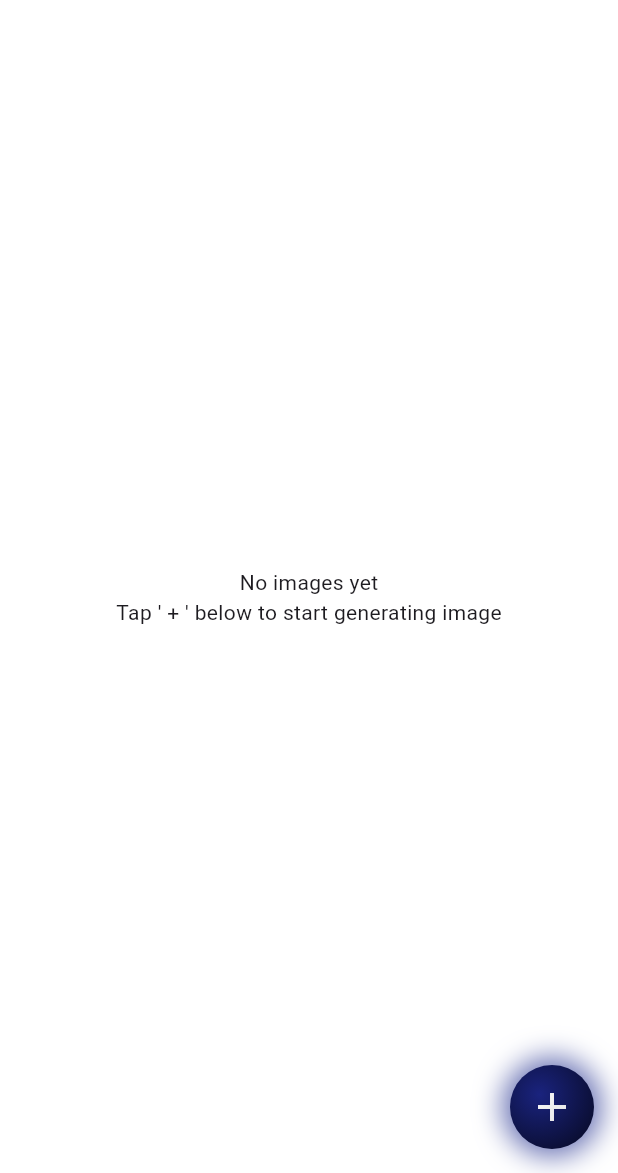
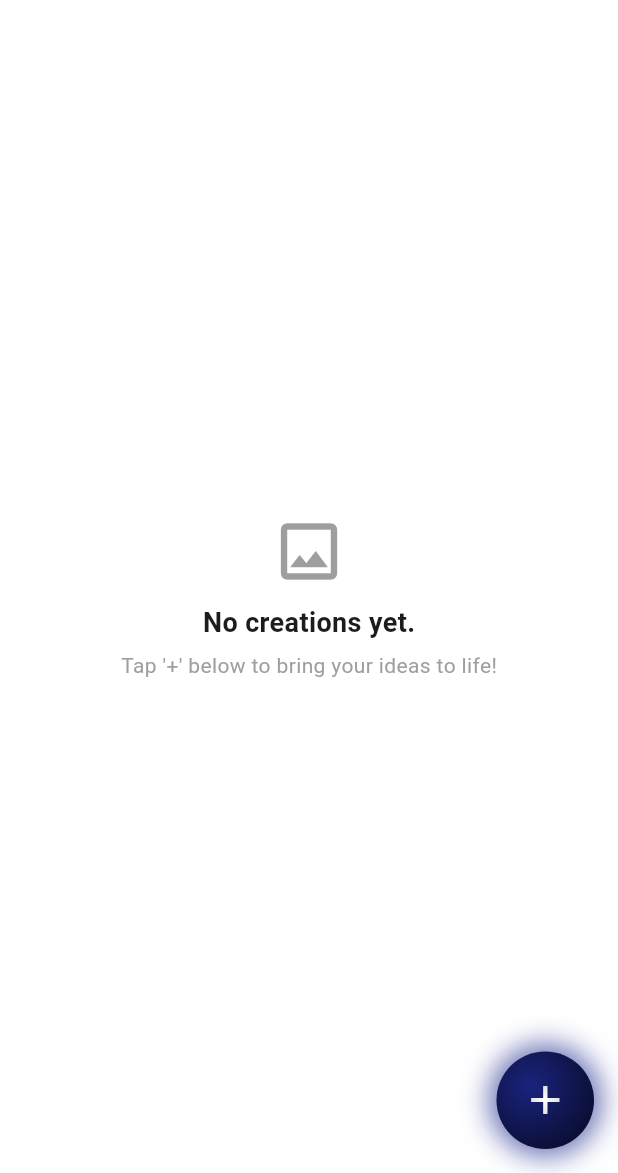
Before and after one commit to emnggprw/inkspire, a Flutter app: the screen it shows after launch, on a phone screen of 412 x 824 dp, the part 63-1236 px from its top. Run offline on Flutter 3.47's test engine with Material 3 defaults, Android fonts, the phone set to English and light mode, and no system bars.

Commit message:
Improved home screen UI with inkwell, new empty state, and new design for prompt list UI

```diff
--- a/lib/screens/home_screen.dart
+++ b/lib/screens/home_screen.dart
@@ -9,7 +9,7 @@ class HomeScreen extends StatefulWidget {
   State<HomeScreen> createState() => _HomeScreenState();
 }
 
-class _HomeScreenState extends State<HomeScreen> {
+class _HomeScreenState extends State<HomeScreen> with SingleTickerProviderStateMixin {
   List<Chat> chats = [];
 
   // Function to handle new chat additions
@@ -28,8 +28,11 @@ class _HomeScreenState extends State<HomeScreen> {
         child: Column(
           mainAxisAlignment: MainAxisAlignment.center,
           children: [
-                const Center(child: Text('No images yet')),
-                const Center(child: Text("Tap ' + ' below to start generating image")),
+            const Icon(Icons.image_outlined, size: 50, color: Colors.grey),
+            const SizedBox(height: 10),
+            const Text('No creations yet.', style: TextStyle(fontSize: 18, fontWeight: FontWeight.w600)),
+            const SizedBox(height: 5),
+            const Text("Tap '+' below to bring your ideas to life!", style: TextStyle(color: Colors.grey)),
           ],
         ),
       )
@@ -37,16 +40,46 @@ class _HomeScreenState extends State<HomeScreen> {
         itemCount: chats.length,
         itemBuilder: (context, index) {
           final chat = chats[index];
-          return ListTile(
-            title: Text(chat.title),
-            subtitle: Text(chat.prompt, maxLines: 1, overflow: TextOverflow.ellipsis),
+          return Padding(
+            padding: const EdgeInsets.symmetric(horizontal: 8.0, vertical: 4.0),
+            child: Card(
+              elevation: 5,
+              shape: RoundedRectangleBorder(borderRadius: BorderRadius.circular(12)),
+              color: Colors.black.withOpacity(0.8), // Dark ink feel
+              child: ListTile(
+                title: Text(chat.title, style: const TextStyle(color: Colors.white)),
+                subtitle: Text(
+                  chat.prompt,
+                  maxLines: 1,
+                  overflow: TextOverflow.ellipsis,
+                  style: const TextStyle(color: Colors.grey),
+                ),
                 leading: chat.imageUrl != null
-                ? Image.network(chat.imageUrl!, width: 50, height: 50, fit: BoxFit.cover)
-                : const Icon(Icons.image),
+                    ? ClipRRect(
+                  borderRadius: BorderRadius.circular(8),
+                  child: Image.network(chat.imageUrl!, width: 50, height: 50, fit: BoxFit.cover),
+                )
+                    : const Icon(Icons.image, color: Colors.white70),
+                trailing: const Icon(Icons.arrow_forward_ios, color: Colors.grey),
+              ),
+            ),
           );
         },
       ),
-      floatingActionButton: Container(
+      floatingActionButton: InkWell(
+        onTap: () {
+          Navigator.push(
+            context,
+            MaterialPageRoute(
+              builder: (context) => PromptScreen(onNewChat: addNewChat),
+            ),
+          );
+        },
+        borderRadius: BorderRadius.circular(50),
+        child: AnimatedContainer(
+          duration: const Duration(milliseconds: 300),
+          width: 65,
+          height: 65,
           decoration: BoxDecoration(
             shape: BoxShape.circle,
             gradient: RadialGradient(
@@ -65,35 +98,20 @@ class _HomeScreenState extends State<HomeScreen> {
               ),
             ],
           ),
-        child: FloatingActionButton(
-          onPressed: () {
-            Navigator.push(
-              context,
-              MaterialPageRoute(
-                builder: (context) => PromptScreen(onNewChat: addNewChat),
-              ),
-            );
-          },
-          backgroundColor: Colors.transparent, // Uses gradient instead
-          elevation: 0,
-          shape: RoundedRectangleBorder(borderRadius: BorderRadius.circular(50)),
+          child: Center(
             child: ShaderMask(
               shaderCallback: (Rect bounds) {
-              return LinearGradient(
-                colors: [Colors.white, Colors.grey.shade300],
-                begin: Alignment.topLeft,
-                end: Alignment.bottomRight,
+                return const RadialGradient(
+                  colors: [Colors.white, Colors.grey],
+                  center: Alignment.center,
+                  radius: 1.0,
                 ).createShader(bounds);
               },
-            child: Icon(
-              Icons.add,
-              size: 32,
-              color: Colors.white, // Stands out against dark ink
+              child: const Icon(Icons.add, size: 32, color: Colors.white),
             ),
           ),
         ),
       ),
-
     );
   }
 }
```
Lines whose indentation alone changed are shown as unchanged.
